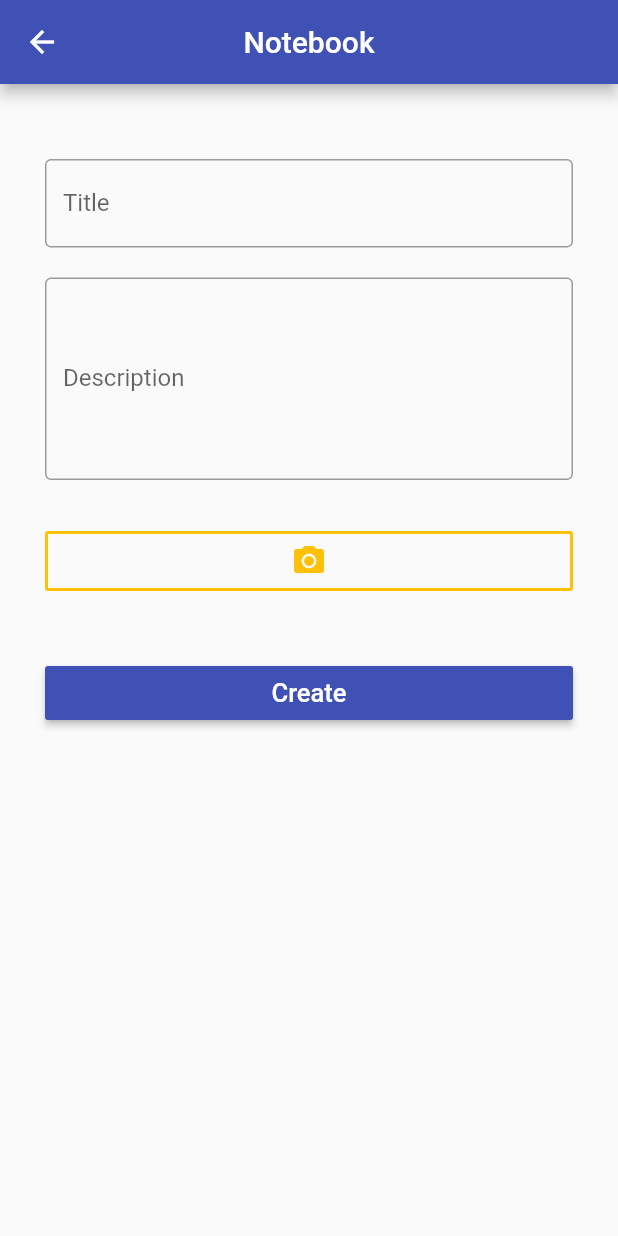
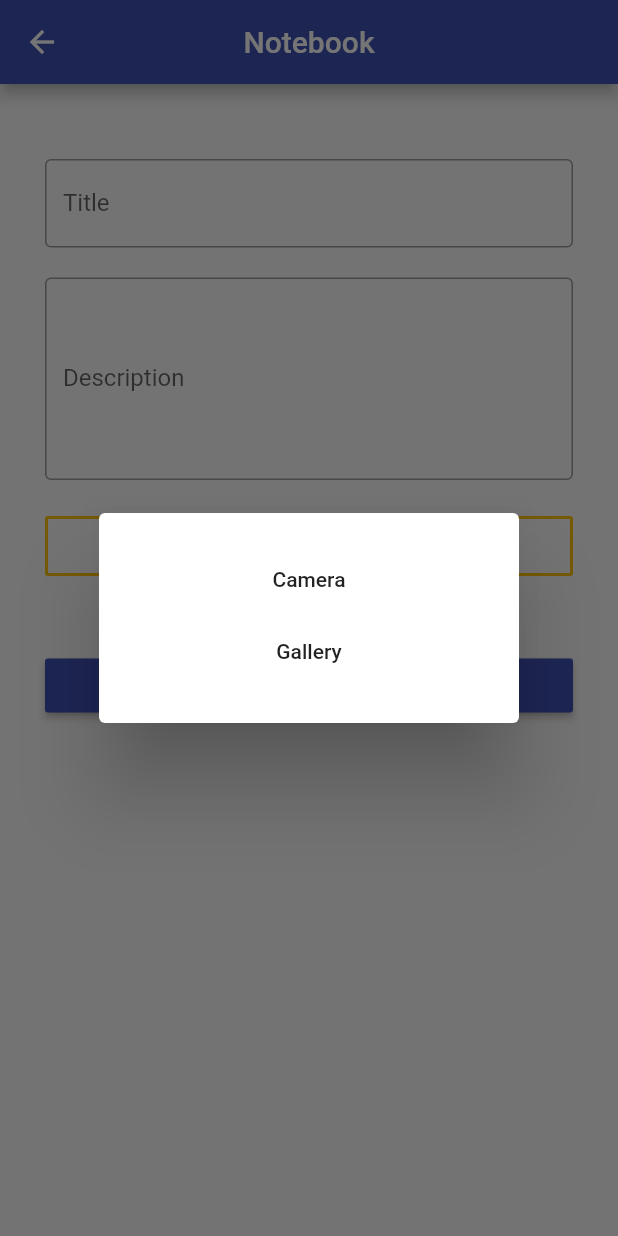
Before and after one commit to LeventDemir/LeventDemir-Flutter-Notebook, a Flutter app: the CreateNote screen opened by its route, after a tap on the "camera alt" icon, on a phone screen of 412 x 824 dp. Run offline on Flutter 3.47's test engine with Material 2 defaults, Android fonts, the light colour scheme and no system bars; our stand-ins replace fluttertoast, image_picker, sqflite, timeago; accounts and stored records are empty.

Commit message:
photo sources

```diff
--- a/lib/pages/create-note.dart
+++ b/lib/pages/create-note.dart
@@ -17,8 +17,34 @@ class _CreateNoteState extends State<CreateNote> {
   final picker = ImagePicker();
   String _image;
 
-  Future getImage() async {
-    PickedFile pickedFile = await picker.getImage(source: ImageSource.camera);
+  Future<void> _showPhotoSources() async {
+    return showDialog<void>(
+      context: context,
+      builder: (BuildContext context) {
+        return AlertDialog(
+          content: SingleChildScrollView(
+            child: ListBody(
+              children: <Widget>[
+                FlatButton(
+                  child: Text('Camera'),
+                  onPressed: () => getImage(ImageSource.camera),
+                ),
+                FlatButton(
+                  child: Text('Gallery'),
+                  onPressed: () => getImage(ImageSource.gallery),
+                ),
+              ],
+            ),
+          ),
+        );
+      },
+    );
+  }
+
+  Future getImage(source) async {
+    Navigator.pop(context);
+
+    PickedFile pickedFile = await picker.getImage(source: source);
 
     setState(() => _image = pickedFile.path);
   }
@@ -87,15 +113,16 @@ class _CreateNoteState extends State<CreateNote> {
                   border: OutlineInputBorder(),
                 ),
               ),
-              SizedBox(height: 30),
+              SizedBox(height: 20),
               OutlineButton(
                 highlightedBorderColor: Colors.amber,
                 textColor: Colors.amber,
                 padding: EdgeInsets.symmetric(vertical: 8),
                 borderSide: BorderSide(width: 2, color: Colors.amber),
                 child: Icon(Icons.camera_alt),
-                onPressed: getImage,
+                onPressed: _showPhotoSources,
               ),
+              SizedBox(height: 5),
               _image == null
                   ? SizedBox(height: 0)
                   : Row(
```
Also changed, not shown: lib/pages/update.note.dart (+31 -4 lines).
